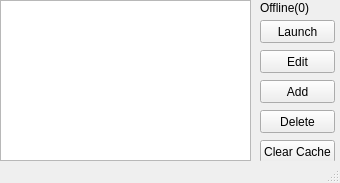
First picture: the form in gui/qt/generated/main_window.ui, repository SpeedProg/EveLauncher, before the edit.
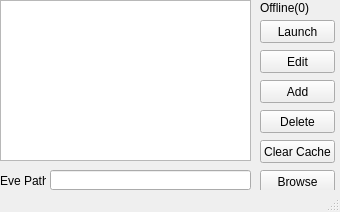
Second picture: the form after the edit.

Commit message: profile support, and global client location (before different locations made "profiles" possible) also asks for master password now if nome provided per command line (instead of using a default key)

What changed in the file:
```diff
--- a/gui/qt/generated/main_window.ui
+++ b/gui/qt/generated/main_window.ui
@@ -7,7 +7,7 @@
     <x>0</x>
     <y>0</y>
     <width>340</width>
-    <height>183</height>
+    <height>212</height>
    </rect>
   </property>
   <property name="windowTitle">
@@ -102,6 +102,45 @@
      <string>Clear Cache</string>
     </property>
    </widget>
+   <widget class="QLabel" name="label_client_path">
+    <property name="geometry">
+     <rect>
+      <x>0</x>
+      <y>170</y>
+      <width>46</width>
+      <height>21</height>
+     </rect>
+    </property>
+    <property name="text">
+     <string>Eve Path</string>
+    </property>
+   </widget>
+   <widget class="QLineEdit" name="txt_client_path">
+    <property name="geometry">
+     <rect>
+      <x>50</x>
+      <y>170</y>
+      <width>201</width>
+      <height>20</height>
+     </rect>
+    </property>
+    <property name="readOnly">
+     <bool>true</bool>
+    </property>
+   </widget>
+   <widget class="QPushButton" name="btn_browse_eve">
+    <property name="geometry">
+     <rect>
+      <x>260</x>
+      <y>170</y>
+      <width>75</width>
+      <height>23</height>
+     </rect>
+    </property>
+    <property name="text">
+     <string>Browse</string>
+    </property>
+   </widget>
   </widget>
   <widget class="QStatusBar" name="statusbar"/>
  </widget>
```
Left out of the diff: 17 changed lines with no effect on the pictures. The commit also changes 11 other files.
